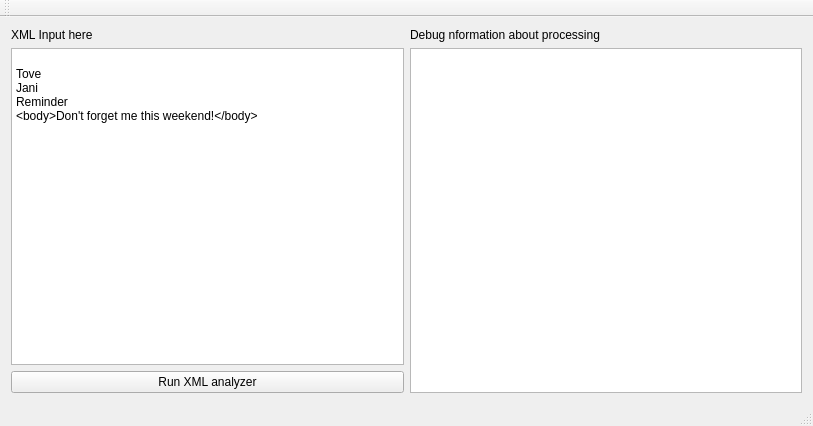
Old version of the form SyntacticAnalyzerQt/mainwindow.ui in the repository rmtier/SyntacticAnalyzer.
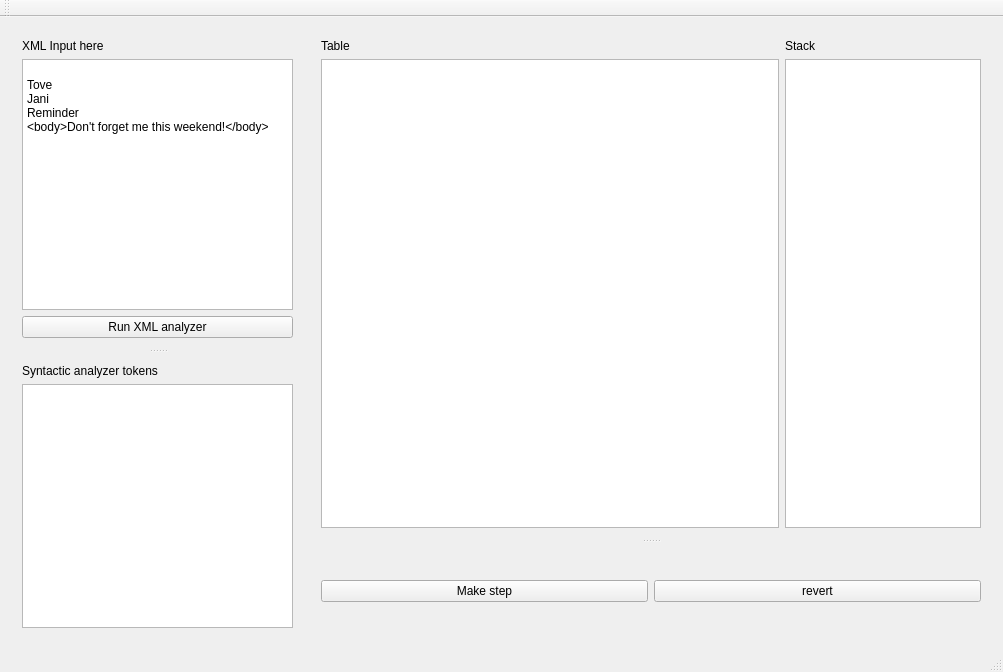
New version of the form.

What changed in the file:
```diff
--- a/SyntacticAnalyzerQt/mainwindow.ui
+++ b/SyntacticAnalyzerQt/mainwindow.ui
@@ -6,16 +6,21 @@
    <rect>
     <x>0</x>
     <y>0</y>
-    <width>813</width>
-    <height>426</height>
+    <width>1003</width>
+    <height>672</height>
    </rect>
   </property>
   <property name="windowTitle">
    <string>MainWindow</string>
   </property>
   <widget class="QWidget" name="centralWidget">
-   <layout class="QHBoxLayout" name="horizontalLayout">
+   <layout class="QHBoxLayout" name="horizontalLayout_3" stretch="3,7">
     <item>
+     <widget class="QSplitter" name="splitter_5">
+      <property name="orientation">
+       <enum>Qt::Vertical</enum>
+      </property>
+      <widget class="QWidget" name="layoutWidget">
      <layout class="QVBoxLayout" name="verticalLayout">
       <item>
        <widget class="QLabel" name="label_2">
@@ -44,20 +49,108 @@
        </widget>
       </item>
      </layout>
-    </item>
-    <item>
+      </widget>
+      <widget class="QWidget" name="layoutWidget">
      <layout class="QVBoxLayout" name="verticalLayout_2">
       <item>
        <widget class="QLabel" name="label">
         <property name="text">
-         <string>Debug nformation about processing</string>
+           <string>Syntactic analyzer tokens</string>
         </property>
        </widget>
       </item>
       <item>
-       <widget class="QPlainTextEdit" name="debug_output_plain_text"/>
-      </item>
-     </layout>
+         <widget class="QListWidget" name="token_list_widget"/>
+        </item>
+       </layout>
+      </widget>
+     </widget>
+    </item>
+    <item>
+     <widget class="QSplitter" name="splitter">
+      <property name="orientation">
+       <enum>Qt::Vertical</enum>
+      </property>
+      <widget class="QWidget" name="layoutWidget">
+       <layout class="QHBoxLayout" name="horizontalLayout" stretch="7,3">
+        <item>
+         <layout class="QVBoxLayout" name="verticalLayout_3">
+          <item>
+           <widget class="QLabel" name="label_3">
+            <property name="sizePolicy">
+             <sizepolicy hsizetype="Minimum" vsizetype="Preferred">
+              <horstretch>0</horstretch>
+              <verstretch>0</verstretch>
+             </sizepolicy>
+            </property>
+            <property name="text">
+             <string>Table</string>
+            </property>
+           </widget>
+          </item>
+          <item>
+           <widget class="QTableWidget" name="table_widget">
+            <property name="sizePolicy">
+             <sizepolicy hsizetype="Expanding" vsizetype="Expanding">
+              <horstretch>7</horstretch>
+              <verstretch>0</verstretch>
+             </sizepolicy>
+            </property>
+           </widget>
+          </item>
+         </layout>
+        </item>
+        <item>
+         <layout class="QVBoxLayout" name="verticalLayout_4">
+          <property name="sizeConstraint">
+           <enum>QLayout::SetMinimumSize</enum>
+          </property>
+          <item>
+           <widget class="QLabel" name="label_4">
+            <property name="sizePolicy">
+             <sizepolicy hsizetype="MinimumExpanding" vsizetype="Preferred">
+              <horstretch>0</horstretch>
+              <verstretch>0</verstretch>
+             </sizepolicy>
+            </property>
+            <property name="text">
+             <string>Stack</string>
+            </property>
+           </widget>
+          </item>
+          <item>
+           <widget class="QListWidget" name="stack_widget">
+            <property name="sizePolicy">
+             <sizepolicy hsizetype="Expanding" vsizetype="Expanding">
+              <horstretch>3</horstretch>
+              <verstretch>0</verstretch>
+             </sizepolicy>
+            </property>
+           </widget>
+          </item>
+         </layout>
+        </item>
+       </layout>
+      </widget>
+      <widget class="QWidget" name="layoutWidget">
+       <layout class="QHBoxLayout" name="horizontalLayout_2">
+        <item>
+         <widget class="QPushButton" name="step_button">
+          <property name="text">
+           <string>Make step</string>
+          </property>
+         </widget>
+        </item>
+        <item>
+         <widget class="QPushButton" name="revert_button">
+          <property name="text">
+           <string>revert</string>
+          </property>
+         </widget>
+        </item>
+       </layout>
+      </widget>
+     </widget>
     </item>
    </layout>
   </widget>
```
Left out of the diff: 2 changed lines with no effect on the pictures. Lines whose indentation alone changed are shown as unchanged.
